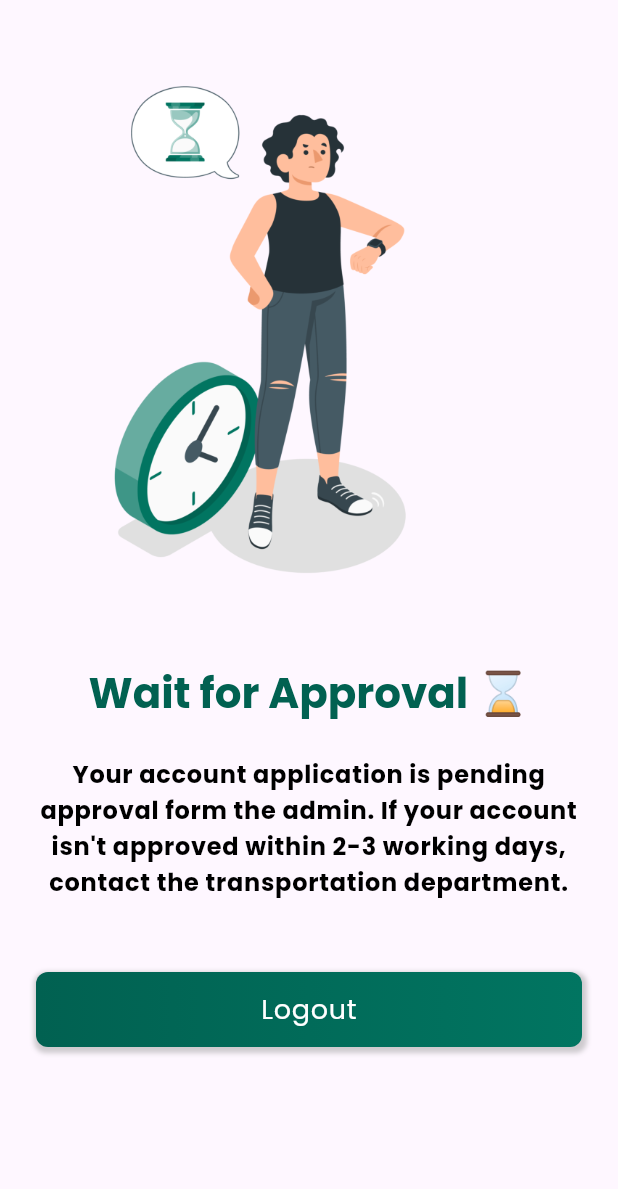
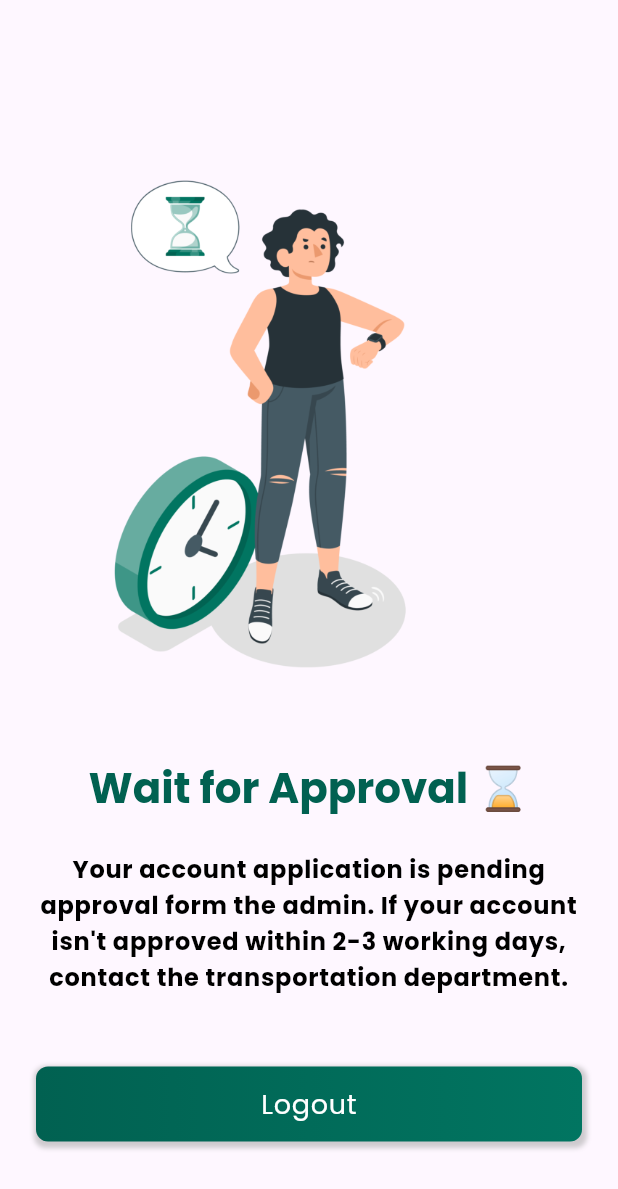
Before and after one commit to itsakhlaqahmed/ubts_fyp, a Flutter app: the NotApproved widget shown alone on an empty page, opened directly with empty values, on a phone screen of 412 x 824 dp. Shown: the top 1189 px of the screen. Run offline on Flutter 3.47's test engine with Material 3 defaults, Android fonts, the phone set to English and light mode, and no system bars; our stand-ins replace cloud_firestore, email_validator, firebase_auth, firebase_core, flutter_animate, flutter_native_splash and 7 more; missing offline and left inert: flutter_polyline_points; accounts and stored records are empty; network calls fail.

Commit message:
added splash for <android12

```diff
--- a/lib/pages/user/home.dart
+++ b/lib/pages/user/home.dart
@@ -321,7 +321,8 @@ class _HomeState extends State<Home> {
 
     if (_userData[UserData.isApproved] != 'true') {
       // implement not approved ui here
-      content = Column(
+      content = SingleChildScrollView(
+        child: Column(
           children: [
             const SizedBox(height: 8),
             _userData[UserData.userId] != null
@@ -332,6 +333,7 @@ class _HomeState extends State<Home> {
               onSignout: _signOut,
             ),
           ],
+        ),
       );
     } else {
       content = _fullMapEnabled
--- a/lib/widgets/home/not_approved.dart
+++ b/lib/widgets/home/not_approved.dart
@@ -8,9 +8,7 @@ class NotApproved extends StatelessWidget {
 
   @override
   Widget build(BuildContext context) {
-    return SingleChildScrollView(
-      // physics: const AlwaysScrollableScrollPhysics(),
-      child: Column(
+    return Column(
       // mainAxisSize: MainAxisSize.max,
       crossAxisAlignment: CrossAxisAlignment.center,
       mainAxisAlignment: MainAxisAlignment.center,
@@ -52,7 +50,6 @@ class NotApproved extends StatelessWidget {
             style: Theme.of(context).textTheme.bodyLarge!.copyWith(
                   color: Colors.black,
                   fontWeight: FontWeight.bold,
-
                 ),
           ),
         ),
@@ -67,7 +64,6 @@ class NotApproved extends StatelessWidget {
           ),
         ),
       ],
-      ),
     );
   }
 }
--- a/pubspec.yaml
+++ b/pubspec.yaml
@@ -42,9 +42,9 @@ flutter_native_splash:
   android: true
   ios: false
   web: false
-  background_image: "assets/splash_background.png"
-  android_gravity: center
+  image: "assets/splash_screen_logo.png"
   fullscreen: true
+  color: "#017561"
   android_12:
     android: true
     ios: false
```
Also changed, not shown: 9 other files. Lines whose indentation alone changed are shown as unchanged.
